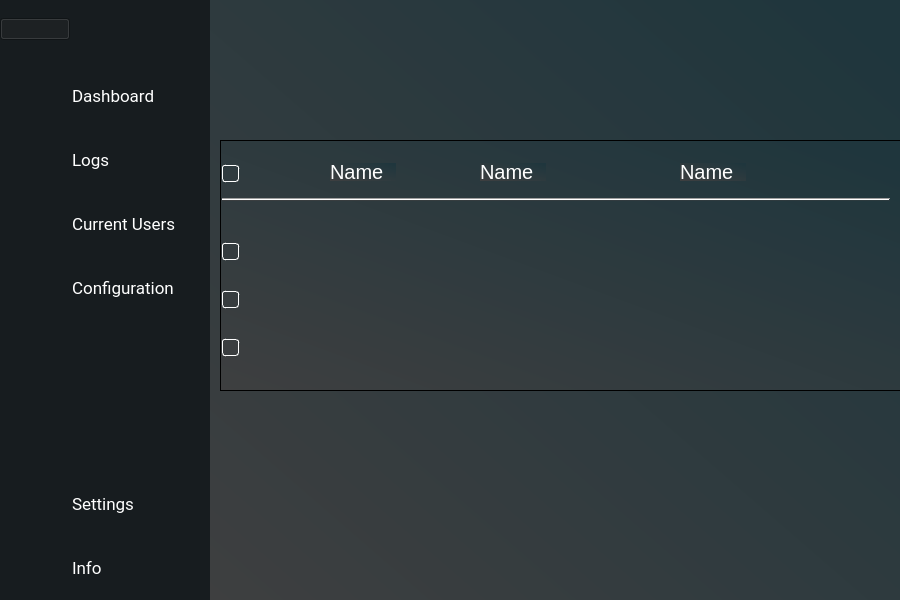
First picture: the form in mainwindow.ui, repository vidyasriraj/admin_gui, before the edit.
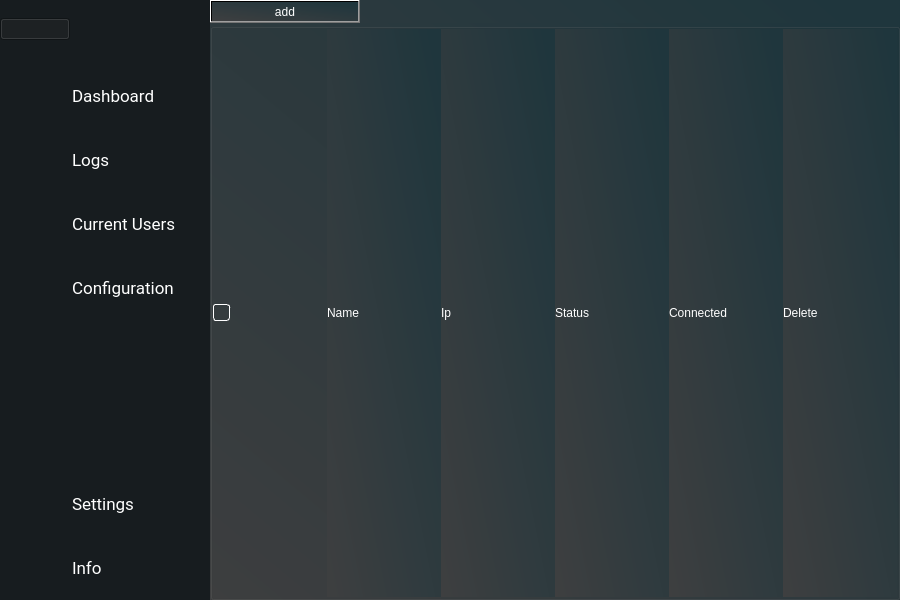
Second picture: the form after the edit. The open tabs and pages were chosen to show the change. Icons and pictures are not drawn.

```diff
--- a/mainwindow.ui
+++ b/mainwindow.ui
@@ -2760,122 +2760,84 @@
           </layout>
          </widget>
          <widget class="QWidget" name="users">
-          <widget class="QFrame" name="frame">
+          <widget class="QWidget" name="widget_2" native="true">
            <property name="geometry">
             <rect>
-             <x>10</x>
-             <y>140</y>
-             <width>681</width>
-             <height>251</height>
+             <x>0</x>
+             <y>0</y>
+             <width>690</width>
+             <height>600</height>
             </rect>
            </property>
-           <property name="sizePolicy">
-            <sizepolicy hsizetype="Fixed" vsizetype="Expanding">
-             <horstretch>0</horstretch>
-             <verstretch>0</verstretch>
-            </sizepolicy>
-           </property>
-           <property name="frameShape">
-            <enum>QFrame::StyledPanel</enum>
-           </property>
-           <property name="frameShadow">
-            <enum>QFrame::Raised</enum>
-           </property>
-           <widget class="QCheckBox" name="checkBox">
-            <property name="geometry">
-             <rect>
-              <x>2</x>
-              <y>23</y>
-              <width>70</width>
-              <height>21</height>
-             </rect>
+           <layout class="QGridLayout" name="gridLayout_3">
+            <property name="leftMargin">
+             <number>0</number>
             </property>
-            <property name="sizePolicy">
-             <sizepolicy hsizetype="Expanding" vsizetype="Fixed">
-              <horstretch>0</horstretch>
-              <verstretch>0</verstretch>
-             </sizepolicy>
+            <property name="topMargin">
+             <number>0</number>
             </property>
-            <property name="minimumSize">
-             <size>
-              <width>70</width>
-              <height>0</height>
-             </size>
+            <property name="rightMargin">
+             <number>0</number>
             </property>
-            <property name="maximumSize">
-             <size>
-              <width>70</width>
-              <height>16777215</height>
-             </size>
+            <property name="bottomMargin">
+             <number>0</number>
             </property>
-            <property name="layoutDirection">
-             <enum>Qt::LeftToRight</enum>
+            <property name="spacing">
+             <number>0</number>
             </property>
-            <property name="styleSheet">
-             <string notr="true">QCheckBox {
+            <item row="0" column="0">
+             <widget class="QPushButton" name="addbutton">
+              <property name="minimumSize">
+               <size>
+                <width>150</width>
+                <height>0</height>
+               </size>
+              </property>
+              <property name="maximumSize">
+               <size>
+                <width>150</width>
+                <height>16777215</height>
+               </size>
+              </property>
+              <property name="text">
+               <string>add</string>
+              </property>
+             </widget>
+            </item>
+            <item row="1" column="0" colspan="2">
+             <widget class="QGroupBox" name="groupBox_2">
+              <property name="title">
+               <string/>
+              </property>
+              <layout class="QHBoxLayout" name="horizontalLayout">
+               <property name="spacing">
+                <number>0</number>
+               </property>
+               <property name="leftMargin">
+                <number>0</number>
+               </property>
+               <property name="topMargin">
+                <number>0</number>
+               </property>
+               <property name="rightMargin">
+                <number>0</number>
+               </property>
+               <property name="bottomMargin">
+                <number>0</number>
+               </property>
+               <item>
+                <widget class="QCheckBox" name="mainCheckBox">
+                 <property name="styleSheet">
+                  <string notr="true">QCheckBox {
     background-color: transparent; 
     color: white;
 	margin-left: &quot;40px&quot;;
-   
 }
 
 QCheckBox::indicator {
     border: 1px solid white; 
-border-radius: 3px;
     width: 15px; 
-    height: 15px;
-    background-color: transparent;
-}
-
-QCheckBox::indicator:checked {
-    image: url(:/logos/images/new.png); 
-    background-color: transparent; 
-    border: 1px solid white;
-}
-
-QCheckBox::indicator:unchecked {
-    background-color: transparent;
-    border: 1px solid white;
-}
-</string>
-            </property>
-            <property name="text">
-             <string/>
-            </property>
-           </widget>
-           <widget class="QCheckBox" name="checkBox_6">
-            <property name="geometry">
-             <rect>
-              <x>2</x>
-              <y>101</y>
-              <width>70</width>
-              <height>21</height>
-             </rect>
-            </property>
-            <property name="minimumSize">
-             <size>
-              <width>70</width>
-              <height>0</height>
-             </size>
-            </property>
-            <property name="maximumSize">
-             <size>
-              <width>70</width>
-              <height>16777215</height>
-             </size>
-            </property>
-            <property name="styleSheet">
-             <string notr="true">QCheckBox {
-    background-color: transparent; 
-    color: white;
-	margin-left: &quot;40px&quot;;
-   
-}
-
-QCheckBox::indicator {
-    border: 1px solid white; 
 border-radius: 3px;
-    width: 15px; 
     height: 15px;
     background-color: transparent;
 }
@@ -2891,202 +2853,51 @@
     border: 1px solid white;
 }
 </string>
-            </property>
-            <property name="text">
-             <string/>
-            </property>
-           </widget>
-           <widget class="QCheckBox" name="checkBox_7">
-            <property name="geometry">
-             <rect>
-              <x>2</x>
-              <y>149</y>
-              <width>70</width>
-              <height>21</height>
-             </rect>
-            </property>
-            <property name="minimumSize">
-             <size>
-              <width>70</width>
-              <height>0</height>
-             </size>
-            </property>
-            <property name="maximumSize">
-             <size>
-              <width>70</width>
-              <height>16777215</height>
-             </size>
-            </property>
-            <property name="styleSheet">
-             <string notr="true">QCheckBox {
-    background-color: transparent; 
-    color: white;
-	margin-left: &quot;40px&quot;;
-   
-}
-
-QCheckBox::indicator {
-    border: 1px solid white; 
-border-radius: 3px;
-    width: 15px; 
-    height: 15px;
-    background-color: transparent;
-}
-
-QCheckBox::indicator:checked {
-    image: url(:/logos/images/new.png); 
-    background-color: transparent; 
-    border: 1px solid white;
-}
-
-QCheckBox::indicator:unchecked {
-    background-color: transparent;
-    border: 1px solid white;
-}
-</string>
-            </property>
-            <property name="text">
-             <string/>
-            </property>
-           </widget>
-           <widget class="QCheckBox" name="checkBox_8">
-            <property name="geometry">
-             <rect>
-              <x>2</x>
-              <y>197</y>
-              <width>70</width>
-              <height>21</height>
-             </rect>
-            </property>
-            <property name="minimumSize">
-             <size>
-              <width>70</width>
-              <height>0</height>
-             </size>
-            </property>
-            <property name="maximumSize">
-             <size>
-              <width>70</width>
-              <height>16777215</height>
-             </size>
-            </property>
-            <property name="styleSheet">
-             <string notr="true">QCheckBox {
-    background-color: transparent; 
-    color: white;
-	margin-left: &quot;40px&quot;;
-   
-}
-
-QCheckBox::indicator {
-    border: 1px solid white; 
-border-radius: 3px;
-    width: 15px; 
-    height: 15px;
-    background-color: transparent;
-}
-
-QCheckBox::indicator:checked {
-    image: url(:/logos/images/new.png); 
-    background-color: transparent; 
-    border: 1px solid white;
-}
-
-QCheckBox::indicator:unchecked {
-    background-color: transparent;
-    border: 1px solid white;
-}
-</string>
-            </property>
-            <property name="text">
-             <string/>
-            </property>
-           </widget>
-           <widget class="Line" name="line_12">
-            <property name="geometry">
-             <rect>
-              <x>2</x>
-              <y>58</y>
-              <width>668</width>
-              <height>3</height>
-             </rect>
-            </property>
-            <property name="minimumSize">
-             <size>
-              <width>0</width>
-              <height>3</height>
-             </size>
-            </property>
-            <property name="maximumSize">
-             <size>
-              <width>16777215</width>
-              <height>3</height>
-             </size>
-            </property>
-            <property name="styleSheet">
-             <string notr="true">background-color: &quot;#474748&quot;;</string>
-            </property>
-            <property name="orientation">
-             <enum>Qt::Horizontal</enum>
-            </property>
-           </widget>
-           <widget class="QLabel" name="label_2">
-            <property name="geometry">
-             <rect>
-              <x>110</x>
-              <y>23</y>
-              <width>66</width>
-              <height>18</height>
-             </rect>
-            </property>
-            <property name="font">
-             <font>
-              <pointsize>15</pointsize>
-              <fontweight>DemiBold</fontweight>
-             </font>
-            </property>
-            <property name="text">
-             <string>Name</string>
-            </property>
-           </widget>
-           <widget class="QLabel" name="label_29">
-            <property name="geometry">
-             <rect>
-              <x>260</x>
-              <y>23</y>
-              <width>66</width>
-              <height>18</height>
-             </rect>
-            </property>
-            <property name="font">
-             <font>
-              <pointsize>15</pointsize>
-              <fontweight>DemiBold</fontweight>
-             </font>
-            </property>
-            <property name="text">
-             <string>Name</string>
-            </property>
-           </widget>
-           <widget class="QLabel" name="label_30">
-            <property name="geometry">
-             <rect>
-              <x>460</x>
-              <y>23</y>
-              <width>66</width>
-              <height>18</height>
-             </rect>
-            </property>
-            <property name="font">
-             <font>
-              <pointsize>15</pointsize>
-              <fontweight>DemiBold</fontweight>
-             </font>
-            </property>
-            <property name="text">
-             <string>Name</string>
-            </property>
-           </widget>
+                 </property>
+                 <property name="text">
+                  <string/>
+                 </property>
+                </widget>
+               </item>
+               <item>
+                <widget class="QLabel" name="label_2">
+                 <property name="text">
+                  <string>Name</string>
+                 </property>
+                </widget>
+               </item>
+               <item>
+                <widget class="QLabel" name="label_29">
+                 <property name="text">
+                  <string>Ip</string>
+                 </property>
+                </widget>
+               </item>
+               <item>
+                <widget class="QLabel" name="label_32">
+                 <property name="text">
+                  <string>Status</string>
+                 </property>
+                </widget>
+               </item>
+               <item>
+                <widget class="QLabel" name="label_31">
+                 <property name="text">
+                  <string>Connected</string>
+                 </property>
+                </widget>
+               </item>
+               <item>
+                <widget class="QLabel" name="label_30">
+                 <property name="text">
+                  <string>Delete</string>
+                 </property>
+                </widget>
+               </item>
+              </layout>
+             </widget>
+            </item>
+           </layout>
           </widget>
          </widget>
          <widget class="QWidget" name="configuration">
@@ -4022,10 +3833,16 @@
        </item>
        <item>
         <widget class="QPushButton" name="UserBtn">
+         <property name="minimumSize">
+          <size>
+           <width>0</width>
+           <height>64</height>
+          </size>
+         </property>
          <property name="maximumSize">
           <size>
            <width>16777215</width>
-           <height>70</height>
+           <height>64</height>
           </size>
          </property>
          <property name="cursor">
@@ -4046,7 +3863,7 @@
          </property>
          <property name="iconSize">
           <size>
-           <width>35</width>
+           <width>30</width>
            <height>60</height>
           </size>
          </property>
@@ -4057,6 +3874,12 @@
        </item>
        <item>
         <widget class="QPushButton" name="confBtn">
+         <property name="minimumSize">
+          <size>
+           <width>0</width>
+           <height>64</height>
+          </size>
+         </property>
          <property name="maximumSize">
           <size>
            <width>16777215</width>
```
Left out of the diff: 6 changed lines with no effect on the pictures.
